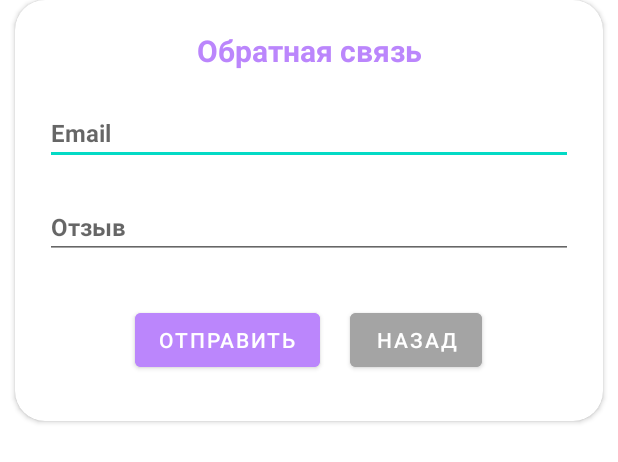
After one commit to V0D14Ka/BookTestTask, an Android app: the layout dialog_contact_us.xml on its own in the app's theme, with its tools: preview values and no code run, on a phone screen of 412 x 824 dp. The commit adds this screen. Shown: the top 462 px of the screen. Run offline under Robolectric (Android 15) with nearby library versions, the phone set to English and light mode, and no system bars.

Commit message:
add feedback option

```diff
--- a/app/src/main/java/com/example/booktesttask/models/book/BookRepository.kt
+++ b/app/src/main/java/com/example/booktesttask/models/book/BookRepository.kt
@@ -21,6 +21,10 @@ class BookRepository private constructor(context: Context, private val bookSourc
     fun addListener(listener: BookListener){
         listeners.add(listener)
         listener.invoke(books)
+    }
+
+    fun removeListener(listener: BookListener){
+        listeners.remove(listener)
     }
 
     suspend fun like(item: Book) {
--- a/app/src/main/java/com/example/booktesttask/models/user/Field.kt
+++ b/app/src/main/java/com/example/booktesttask/models/user/Field.kt
@@ -4,5 +4,6 @@ enum class Field {
     Username,
     Email,
     Password,
-    Phone
+    Phone,
+    Message
 }
--- a/app/src/main/java/com/example/booktesttask/models/user/UserSource.kt
+++ b/app/src/main/java/com/example/booktesttask/models/user/UserSource.kt
@@ -3,4 +3,5 @@ package com.example.booktesttask.models.user
 interface UserSource {
     suspend fun signIn(username: String, password: String) : String
     suspend fun getUser(): User
+    suspend fun feedback(email: String, msg: String)
 }
--- a/app/src/main/java/com/example/booktesttask/screens/tinder/TinderViewModel.kt
+++ b/app/src/main/java/com/example/booktesttask/screens/tinder/TinderViewModel.kt
@@ -87,6 +87,11 @@ class TinderViewModel (
         _state.value = _state.requireValue().copy(apiFail = true)
     }
 
+    override fun onCleared() {
+        super.onCleared()
+        bookRepository.removeListener(listener)
+    }
+
     data class State(
         val getBookInProgress: Boolean = false,
         val emptyList: Boolean = false,
--- a/app/src/main/java/com/example/booktesttask/sources/Mock.kt
+++ b/app/src/main/java/com/example/booktesttask/sources/Mock.kt
@@ -135,7 +135,7 @@ class MockInterceptor : Interceptor {
                 mock.already(id)}
             uri.endsWith("skip") ->  "+"
             uri.endsWith("getrecommendations") ->  mock.offlineInit()
-            else  -> ""
+            else  -> "+"
         }
         return chain.proceed(chain.request())
             .newBuilder()
--- a/app/src/main/java/com/example/booktesttask/sources/users/UserApi.kt
+++ b/app/src/main/java/com/example/booktesttask/sources/users/UserApi.kt
@@ -1,5 +1,7 @@
 package com.example.booktesttask.sources.users
 
+import android.provider.ContactsContract.CommonDataKinds.Email
+import com.example.booktesttask.sources.users.entities.FeedbackRequestEntity
 import com.example.booktesttask.sources.users.entities.GetUserResponseEntity
 import com.example.booktesttask.sources.users.entities.SignInRequestEntity
 import com.example.booktesttask.sources.users.entities.SignInResponseEntity
@@ -17,4 +19,7 @@ interface UsersApi {
     @GET("login")
     suspend fun getUser(): GetUserResponseEntity
 
+    @POST("feedback")
+    suspend fun feedback(@Body feedbackRequestEntity: FeedbackRequestEntity): Unit
+
 }
--- /dev/null
+++ b/app/src/main/java/com/example/booktesttask/sources/users/entities/FeedbackRequestEntity.kt
@@ -0,0 +1,6 @@
+package com.example.booktesttask.sources.users.entities
+
+data class FeedbackRequestEntity(
+    val email: String,
+    val message: String
+)
--- /dev/null
+++ b/app/src/main/res/layout/dialog_contact_us.xml
@@ -0,0 +1,75 @@
+<?xml version="1.0" encoding="utf-8"?>
+<androidx.cardview.widget.CardView
+    xmlns:android="http://schemas.android.com/apk/res/android"
+    xmlns:app="http://schemas.android.com/apk/res-auto"
+    android:layout_width="match_parent"
+    android:layout_height="wrap_content"
+    app:cardBackgroundColor="@color/white"
+    app:cardCornerRadius="20dp"
+    android:layout_marginHorizontal="10dp">
+
+    <LinearLayout
+        android:layout_width="match_parent"
+        android:layout_height="wrap_content"
+        android:gravity="center"
+        android:orientation="vertical"
+        android:padding="20dp">
+
+        <TextView
+            android:layout_width="match_parent"
+            android:layout_height="wrap_content"
+            android:gravity="center"
+            android:textSize="20sp"
+            android:text="Обратная связь"
+            android:textStyle="bold"
+            android:textColor="@color/purple_200"/>
+
+        <EditText
+            android:id="@+id/emailEdit"
+            android:layout_width="match_parent"
+            android:layout_marginTop="20dp"
+            android:textSize="16sp"
+            android:hint="Email"
+            android:textStyle="bold"
+            android:textColor="@color/black"
+            android:layout_height="wrap_content"/>
+
+        <EditText
+            android:id="@+id/feedbackEdit"
+            android:layout_width="match_parent"
+            android:layout_marginTop="20dp"
+            android:textSize="16sp"
+            android:hint="Отзыв"
+            android:textStyle="bold"
+            android:textColor="@color/black"
+            android:layout_height="wrap_content"/>
+
+        <LinearLayout
+            android:layout_width="match_parent"
+            android:layout_height="wrap_content"
+            android:layout_marginTop="20dp"
+            android:gravity="center">
+
+            <Button
+                android:id="@+id/submitBtn"
+                android:layout_width="wrap_content"
+                android:layout_height="wrap_content"
+                android:layout_margin="10dp"
+                android:text="Отправить"
+                android:backgroundTint="@color/purple_200"/>
+
+            <Button
+                android:id="@+id/cancelBtn"
+                android:layout_width="wrap_content"
+                android:layout_height="wrap_content"
+                android:layout_margin="10dp"
+                android:text="Назад"
+                android:backgroundTint="#A4A4A4"/>
+
+        </LinearLayout>
+
+
+    </LinearLayout>
+
+
+</androidx.cardview.widget.CardView>
```
Also changed, not shown: app/src/main/java/com/example/booktesttask/models/user/UserRepository.kt (+17 -0 lines), app/src/main/java/com/example/booktesttask/screens/info/InfoFragment.kt (+44 -1 lines), app/src/main/java/com/example/booktesttask/screens/info/InfoViewModel.kt (+48 -2 lines), app/src/main/java/com/example/booktesttask/sources/users/RetrofitUserSource.kt (+9 -0 lines), app/src/main/res/layout/fragment_info.xml (+11 -0 lines).
